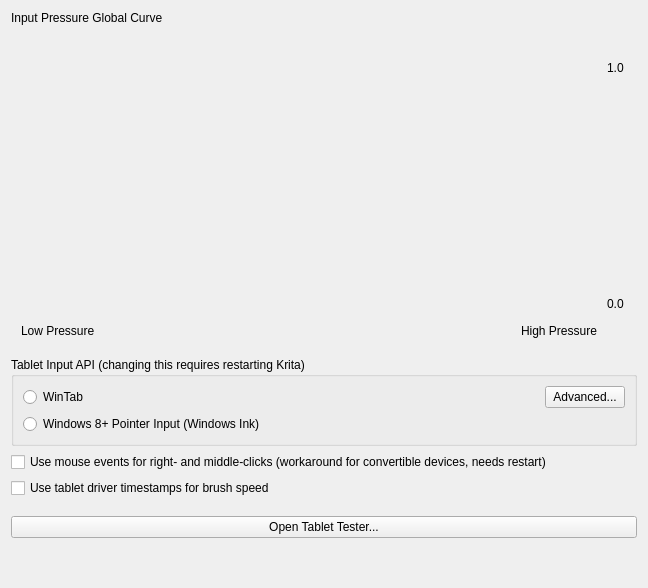
Before: the Qt Designer form libs/ui/forms/wdgtabletsettings.ui in KDE/krita, drawn with Qt 5.
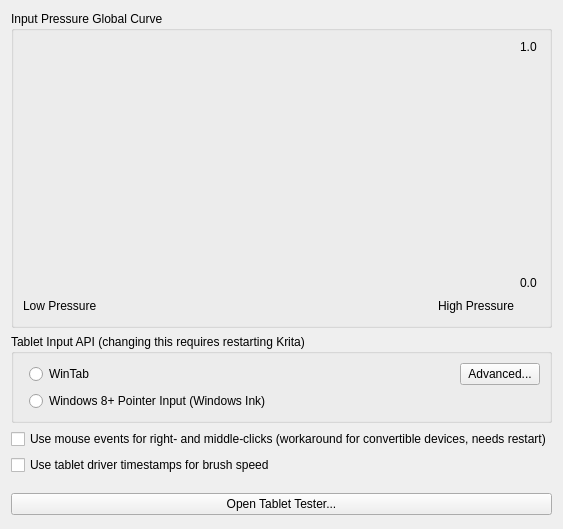
After: the same form once the commit is applied. Custom widgets are drawn as their Qt base class.

Commit message:
Tablet preferences: simplify layout
- Use a group box for labeling the pressure curve graph
- Remove extra double padding from inside the graph
- Use form layout for the tablet API widget
- Sort all options inside the layout, before the Tablet Tester button

```diff
--- a/libs/ui/forms/wdgtabletsettings.ui
+++ b/libs/ui/forms/wdgtabletsettings.ui
@@ -10,57 +10,20 @@
    <rect>
     <x>0</x>
     <y>0</y>
-    <width>648</width>
-    <height>588</height>
+    <width>515</width>
+    <height>529</height>
    </rect>
   </property>
-  <property name="sizePolicy">
-   <sizepolicy hsizetype="Preferred" vsizetype="Preferred">
-    <horstretch>0</horstretch>
-    <verstretch>0</verstretch>
-   </sizepolicy>
-  </property>
   <property name="windowTitle">
    <string>Color Settings</string>
   </property>
-  <layout class="QVBoxLayout" name="verticalLayout_3">
+  <layout class="QVBoxLayout" name="verticalLayout_2">
    <item>
-    <widget class="QLabel" name="label">
-     <property name="text">
+    <widget class="QGroupBox" name="groupBox">
+     <property name="title">
       <string>Input Pressure Global Curve</string>
      </property>
-    </widget>
-   </item>
-   <item>
-    <spacer name="horizontalSpacer_2">
-     <property name="orientation">
-      <enum>Qt::Horizontal</enum>
-     </property>
-     <property name="sizeHint" stdset="0">
-      <size>
-       <width>40</width>
-       <height>20</height>
-      </size>
-     </property>
-    </spacer>
-   </item>
-   <item>
     <layout class="QGridLayout" name="gridLayout">
-     <property name="leftMargin">
-      <number>10</number>
-     </property>
-     <property name="topMargin">
-      <number>10</number>
-     </property>
-     <property name="rightMargin">
-      <number>10</number>
-     </property>
-     <property name="bottomMargin">
-      <number>10</number>
-     </property>
-     <property name="spacing">
-      <number>10</number>
-     </property>
      <item row="0" column="0">
       <widget class="KisCurveWidget" name="pressureCurve" native="true">
        <property name="sizePolicy">
@@ -155,14 +118,15 @@
       </layout>
      </item>
     </layout>
+    </widget>
    </item>
    <item>
     <widget class="QGroupBox" name="grpTabletApi">
      <property name="title">
       <string>Tablet Input API (changing this requires restarting Krita)</string>
      </property>
-     <layout class="QVBoxLayout" name="verticalLayout_2">
-      <item>
+     <layout class="QFormLayout" name="formLayout_2">
+      <item row="0" column="1">
        <layout class="QHBoxLayout" name="horizontalLayout_2">
         <item>
          <widget class="QRadioButton" name="radioWintab">
@@ -193,7 +157,7 @@
         </item>
        </layout>
       </item>
-      <item>
+      <item row="1" column="1">
        <widget class="QRadioButton" name="radioWin8PointerInput">
         <property name="text">
          <string>Windows 8+ Pointer Input (Windows Ink)</string>
@@ -269,18 +233,18 @@
   </layout>
  </widget>
  <customwidgets>
-  <customwidget>
-   <class>KisCurveWidget</class>
-   <extends>QWidget</extends>
-   <header>widgets/kis_curve_widget.h</header>
-   <container>1</container>
-  </customwidget>
   <customwidget>
    <class>KisSliderSpinBox</class>
    <extends>QWidget</extends>
    <header location="global">kis_slider_spin_box.h</header>
    <container>1</container>
   </customwidget>
+  <customwidget>
+   <class>KisCurveWidget</class>
+   <extends>QWidget</extends>
+   <header>widgets/kis_curve_widget.h</header>
+   <container>1</container>
+  </customwidget>
  </customwidgets>
  <resources/>
  <connections/>
```
Lines whose indentation alone changed are shown as unchanged.
